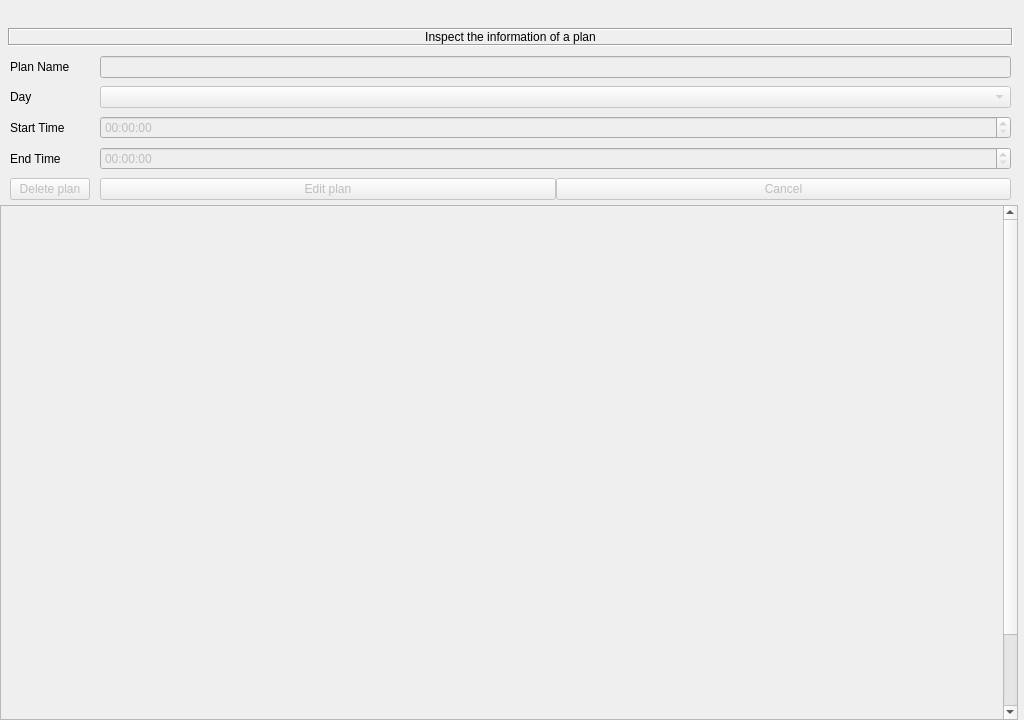
First picture: the form in mainwindow.ui, repository qwertyhoge/timetable_qt, before the edit.
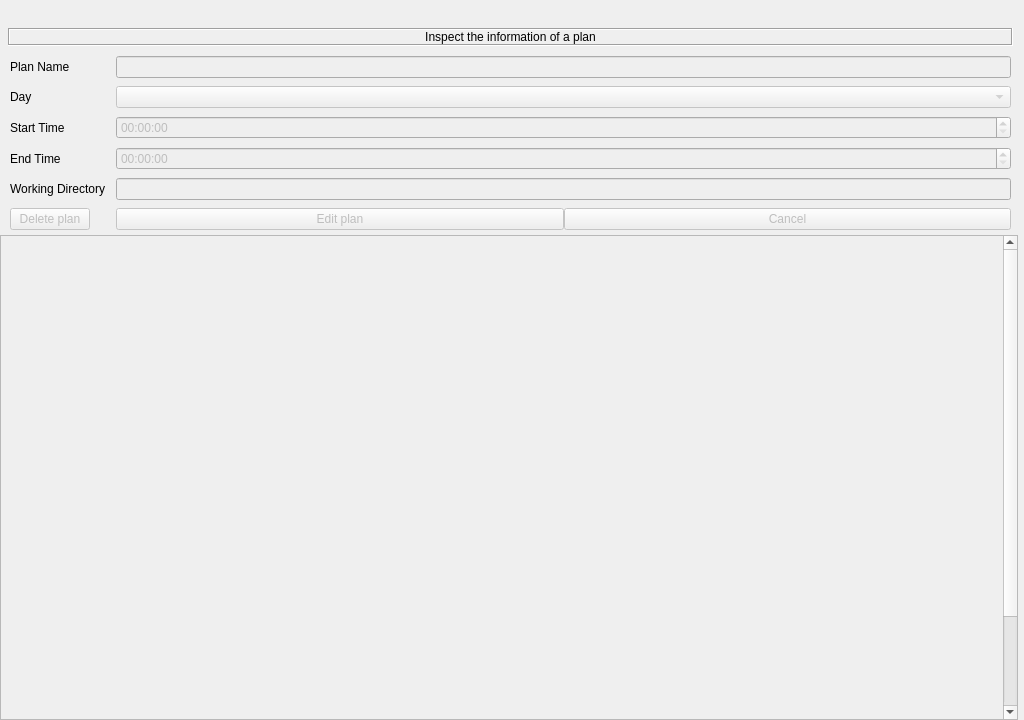
Second picture: the form after the edit. Custom widgets are drawn as their Qt base class.

Commit message: #13 [ADD] now plan object has working directory

The edit to the form file:
```diff
--- a/mainwindow.ui
+++ b/mainwindow.ui
@@ -275,6 +275,20 @@
              </item>
             </layout>
            </item>
+           <item row="6" column="0">
+            <widget class="QLabel" name="inspectDirLabel">
+             <property name="text">
+              <string>Working Directory</string>
+             </property>
+            </widget>
+           </item>
+           <item row="6" column="1">
+            <widget class="QLineEdit" name="inspectDirLine">
+             <property name="enabled">
+              <bool>false</bool>
+             </property>
+            </widget>
+           </item>
           </layout>
          </item>
         </layout>
```
The commit also changes 7 other files.
